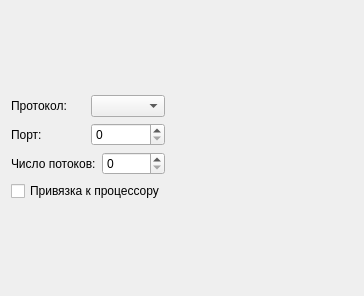
Qt form gui/forms/recvbandwidthwidget.ui (OSLL/Linux_FreeBSD_networking_perf) before a commit.
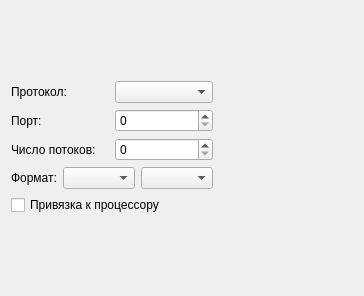
The same form after that commit.

Commit message: feat(gui): bandwidth units types

The edit to the form file:
```diff
--- a/gui/forms/recvbandwidthwidget.ui
+++ b/gui/forms/recvbandwidthwidget.ui
@@ -86,6 +86,23 @@
          </item>
         </layout>
        </item>
+       <item>
+        <layout class="QHBoxLayout" name="formatLayout">
+         <item>
+          <widget class="QLabel" name="formatLabel">
+           <property name="text">
+            <string>Формат:</string>
+           </property>
+          </widget>
+         </item>
+         <item>
+          <widget class="QComboBox" name="prefixComboBox"/>
+         </item>
+         <item>
+          <widget class="QComboBox" name="unitComboBox"/>
+         </item>
+        </layout>
+       </item>
        <item>
         <layout class="QHBoxLayout" name="affinityLayout">
          <item>
```
The commit also changes 9 other files.
